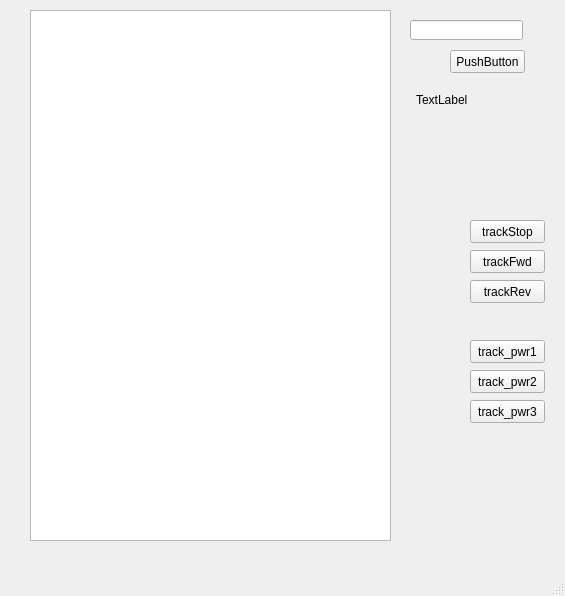
Qt form mainwindow.ui (AndreyShi/udp_test) before a commit.
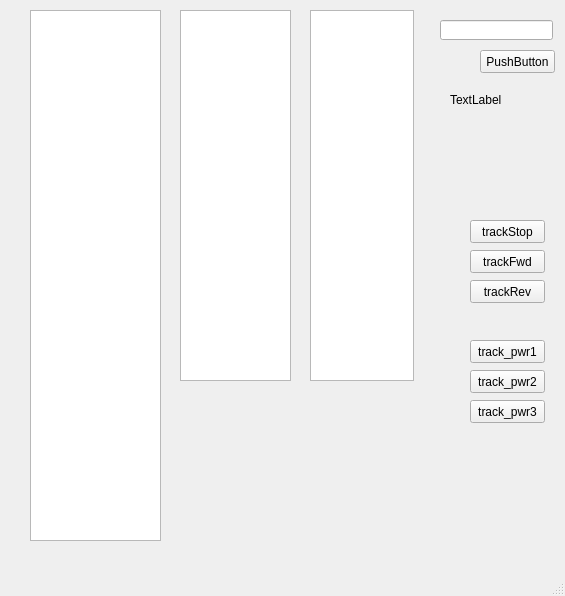
The same form after that commit.

Commit message: add 300Hz and 600Hz widget

```diff
--- a/mainwindow.ui
+++ b/mainwindow.ui
@@ -17,7 +17,7 @@
    <widget class="QLineEdit" name="lineEdit">
     <property name="geometry">
      <rect>
-      <x>410</x>
+      <x>440</x>
       <y>20</y>
       <width>113</width>
       <height>20</height>
@@ -27,7 +27,7 @@
    <widget class="QPushButton" name="pushButton">
     <property name="geometry">
      <rect>
-      <x>450</x>
+      <x>480</x>
       <y>50</y>
       <width>75</width>
       <height>23</height>
@@ -40,9 +40,9 @@
    <widget class="QLabel" name="label">
     <property name="geometry">
      <rect>
-      <x>416</x>
+      <x>450</x>
       <y>90</y>
-      <width>131</width>
+      <width>101</width>
       <height>20</height>
      </rect>
     </property>
@@ -94,7 +94,7 @@
      <rect>
       <x>30</x>
       <y>10</y>
-      <width>361</width>
+      <width>131</width>
       <height>531</height>
      </rect>
     </property>
@@ -138,6 +138,26 @@
      <string>track_pwr3</string>
     </property>
    </widget>
+   <widget class="QTextEdit" name="textEdit_300">
+    <property name="geometry">
+     <rect>
+      <x>180</x>
+      <y>10</y>
+      <width>111</width>
+      <height>371</height>
+     </rect>
+    </property>
+   </widget>
+   <widget class="QTextEdit" name="textEdit_600">
+    <property name="geometry">
+     <rect>
+      <x>310</x>
+      <y>10</y>
+      <width>104</width>
+      <height>371</height>
+     </rect>
+    </property>
+   </widget>
   </widget>
   <widget class="QMenuBar" name="menubar">
    <property name="geometry">
```
